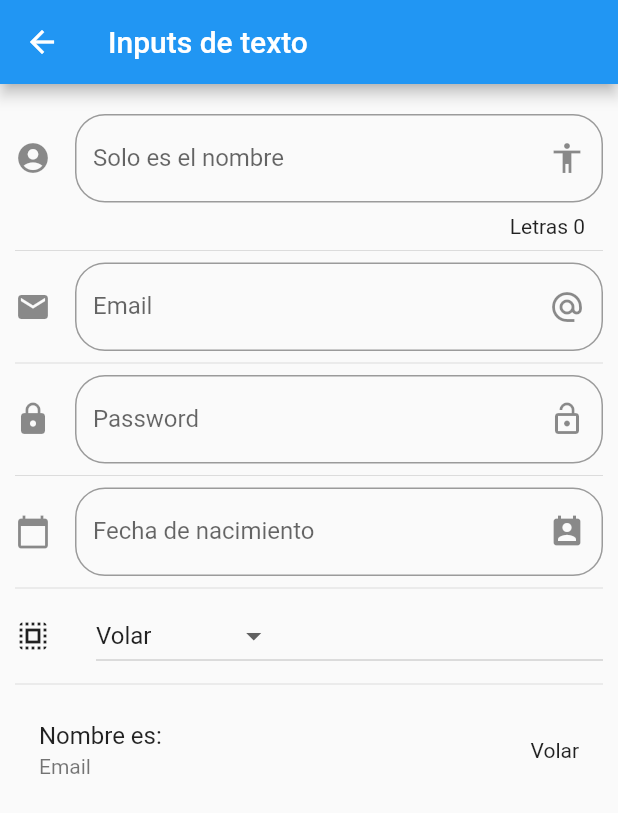
After one commit to Bernabeus/Flutter-components, a Flutter app: the screen it shows after launch, after a tap on "Inputs", on a phone screen of 412 x 824 dp. The commit adds this screen. Shown: the top 813 px of the screen. Run offline on Flutter 3.47's test engine with Material 2 defaults, Android fonts, the phone set to English and light mode, and no system bars; network calls fail.

Commit message:
Aplicacion de flutter.components terminada

```diff
--- a/flutter_components/data/menu_opts.json
+++ b/flutter_components/data/menu_opts.json
@@ -15,6 +15,26 @@
             "ruta" : "card",
             "icon" : "folder_open",
             "texto": "Cards - Tarjetas"
+        },
+        {
+            "ruta" : "animatedContainer",
+            "icon" : "donut_large",
+            "texto": "Animated Container"
+        },
+        {
+            "ruta" : "inputs",
+            "icon" : "input",
+            "texto": "Inputs"
+        },
+        {
+            "ruta" : "slider",
+            "icon" : "tune",
+            "texto": "Sliders - Checks"
+        },
+        {
+            "ruta" : "list",
+            "icon" : "list",
+            "texto": "Listas - Scroll"
         }
     ]
 }
--- a/flutter_components/lib/main.dart
+++ b/flutter_components/lib/main.dart
@@ -1,6 +1,8 @@
 import 'package:flutter/material.dart';
-import 'package:flutter_application_1/src/pages/home_page.dart';
-import 'package:flutter_application_1/src/pages/home_temp.dart';
+
+import 'package:flutter_application_1/src/pages/alert_page.dart';
+import 'package:flutter_application_1/src/routes/routes.dart';
+import 'package:flutter_localizations/flutter_localizations.dart';
 
 void main() => runApp(MyApp());
 
@@ -8,8 +10,23 @@ class MyApp extends StatelessWidget {
   @override
   Widget build(BuildContext context) {
     return MaterialApp(
-        title: 'Componentes APP',
-        debugShowCheckedModeBanner: false,
-        home: HomePage());
+      title: 'Componentes APP',
+      debugShowCheckedModeBanner: false,
+      localizationsDelegates: [
+        GlobalMaterialLocalizations.delegate,
+        GlobalWidgetsLocalizations.delegate,
+      ],
+      supportedLocales: [
+        const Locale('en', 'US'), // English, no country code
+        const Locale('es', 'ES'), // Spanish, no country code
+      ],
+      // home: HomePage()
+      initialRoute: '/',
+      routes: getApplicationRoutes(),
+      onGenerateRoute: (RouteSettings settings) {
+        return MaterialPageRoute(
+            builder: (BuildContext context) => AlertPage());
+      },
+    );
   }
 }
--- a/flutter_components/lib/src/pages/home_page.dart
+++ b/flutter_components/lib/src/pages/home_page.dart
@@ -1,5 +1,7 @@
 import 'package:flutter/material.dart';
+import 'package:flutter_application_1/src/pages/alert_page.dart';
 import 'package:flutter_application_1/src/providers/menu_provider.dart';
+import 'package:flutter_application_1/src/utils/icono_string_util.dart';
 
 class HomePage extends StatelessWidget {
   @override
@@ -19,20 +21,30 @@ class HomePage extends StatelessWidget {
       initialData: [],
       builder: (context, AsyncSnapshot<List<dynamic>> snapshot) {
         return ListView(
-          children: _listaItems(snapshot.data),
+          children: _listaItems(snapshot.data, context),
         );
       },
     );
   }
 
-  List<Widget> _listaItems(List<dynamic> data) {
+  List<Widget> _listaItems(List<dynamic> data, BuildContext context) {
     final List<Widget> opciones = [];
+    // if (data == null) {
+    //   return [];
+    // }
+
     data.forEach((opt) {
       final widgetTemp = ListTile(
         title: Text(opt['texto']),
-        leading: Icon(Icons.account_circle, color: Colors.blue),
-        trailing: Icon(Icons.keyboard_arrow_right, color: Colors.blue),
-        onTap: () {},
+        leading: getIcon(opt['icon']),
+        trailing: Icon(Icons.keyboard_arrow_right, color: Colors.green),
+        onTap: () {
+          Navigator.pushNamed(context, opt['ruta']);
+
+          // final route = MaterialPageRoute(builder: (context) => AlertPage());
+
+          // Navigator.push(context, route);
+        },
       );
 
       opciones..add(widgetTemp)..add(Divider());
--- /dev/null
+++ b/flutter_components/lib/src/pages/input_page.dart
@@ -0,0 +1,163 @@
+import 'package:flutter/material.dart';
+
+class InputPage extends StatefulWidget {
+  @override
+  _InputPageState createState() => _InputPageState();
+}
+
+class _InputPageState extends State<InputPage> {
+  String _nombre = '';
+  String _email = '';
+  String _opcionSeleccionada = 'Volar';
+  String _fecha = '';
+  List _poderes = ['Volar', 'Rayos X', 'Ser bueno', 'Super Fuerza'];
+  TextEditingController _inputFieldDateController = new TextEditingController();
+  @override
+  Widget build(BuildContext context) {
+    return Scaffold(
+      appBar: AppBar(
+        title: Text('Inputs de texto'),
+      ),
+      body: ListView(
+        padding: EdgeInsets.symmetric(horizontal: 10.0, vertical: 20.0),
+        children: <Widget>[
+          _crearInput(),
+          Divider(),
+          _crearEmail(),
+          Divider(),
+          _crearPassword(),
+          Divider(),
+          _crearFecha(context),
+          Divider(),
+          _crearDropdown(),
+          Divider(),
+          _crearPersona(),
+        ],
+      ),
+    );
+  }
+
+  Widget _crearInput() {
+    return TextField(
+      // autofocus: true,
+      textCapitalization: TextCapitalization.sentences,
+      decoration: InputDecoration(
+          border: OutlineInputBorder(borderRadius: BorderRadius.circular(20.0)),
+          counter: Text('Letras ${_nombre.length}'),
+          hintText: 'Nombre de la persona',
+          labelText: 'Solo es el nombre',
+          suffixIcon: Icon(Icons.accessibility),
+          icon: Icon(Icons.account_circle)),
+      onChanged: (valor) {
+        setState(() {
+          _nombre = valor;
+        });
+      },
+    );
+  }
+
+  Widget _crearEmail() {
+    return TextField(
+        keyboardType: TextInputType.emailAddress,
+        // autofocus: true,
+        decoration: InputDecoration(
+            border:
+                OutlineInputBorder(borderRadius: BorderRadius.circular(20.0)),
+            hintText: 'Email',
+            labelText: 'Email',
+            suffixIcon: Icon(Icons.alternate_email),
+            icon: Icon(Icons.email)),
+        onChanged: (valor) => setState(() {
+              _email = valor;
+            }));
+  }
+
+  Widget _crearPassword() {
+    return TextField(
+        obscureText: true, // autofocus: true,
+        decoration: InputDecoration(
+            border:
+                OutlineInputBorder(borderRadius: BorderRadius.circular(20.0)),
+            hintText: 'Password',
+            labelText: 'Password',
+            suffixIcon: Icon(Icons.lock_open),
+            icon: Icon(Icons.lock)),
+        onChanged: (valor) {
+          setState(() {});
+        });
+  }
+
+  Widget _crearFecha(BuildContext context) {
+    return TextField(
+      enableInteractiveSelection: false,
+      controller: _inputFieldDateController, // autofocus: true,
+      decoration: InputDecoration(
+          border: OutlineInputBorder(borderRadius: BorderRadius.circular(20.0)),
+          hintText: 'Fecha de nacimiento',
+          labelText: 'Fecha de nacimiento',
+          suffixIcon: Icon(Icons.perm_contact_calendar),
+          icon: Icon(Icons.calendar_today)),
+      onTap: () {
+        FocusScope.of(context).requestFocus(new FocusNode());
+        _selectDate(context);
+      },
+    );
+  }
+
+  void _selectDate(BuildContext context) async {
+    DateTime picked = await showDatePicker(
+      context: context,
+      initialDate: new DateTime.now(),
+      firstDate: new DateTime(2015),
+      lastDate: new DateTime(2025),
+      locale: Locale('es', 'Es'),
+    );
+    if (picked != null) {
+      setState(() {
+        _fecha = picked.toString();
+        _inputFieldDateController.text = _fecha;
+      });
+    }
+  }
+
+  List<DropdownMenuItem<String>> getOpcionesDropdown() {
+    List<DropdownMenuItem<String>> lista = new List();
+
+    _poderes.forEach((poder) {
+      lista.add(DropdownMenuItem(
+        child: Text(poder),
+        value: poder,
+      ));
+    });
+
+    return lista;
+  }
+
+  Widget _crearDropdown() {
+    return Row(
+      children: <Widget>[
+        Icon(Icons.select_all),
+        SizedBox(width: 30.0),
+        Expanded(
+          child: DropdownButton(
+            value: _opcionSeleccionada,
+            items: getOpcionesDropdown(),
+            onChanged: (opt) {
+              setState(() {
+                _opcionSeleccionada = opt;
+              });
+            },
+          ),
+        )
+      ],
+    );
+  }
+
+  Widget _crearPersona() {
+    return ListTile(
+      title: Text('Nombre es: $_nombre'),
+      subtitle: Text('Email $_email'),
+      trailing: Text(_opcionSeleccionada),
+    );
+  }
+}
--- a/flutter_components/lib/src/providers/menu_provider.dart
+++ b/flutter_components/lib/src/providers/menu_provider.dart
@@ -12,7 +12,7 @@ class _MenuProvider {
   Future<List<dynamic>> cargarData() async {
     final resp = await rootBundle.loadString('data/menu_opts.json');
     Map dataMap = json.decode(resp);
-    print(dataMap['rutas']);
+    // print(dataMap['rutas']);
     opciones = dataMap['rutas'];
     return opciones;
   }
--- /dev/null
+++ b/flutter_components/lib/src/routes/routes.dart
@@ -0,0 +1,22 @@
+import 'package:flutter/material.dart';
+import 'package:flutter_application_1/src/pages/alert_page.dart';
+import 'package:flutter_application_1/src/pages/animated_container.dart';
+import 'package:flutter_application_1/src/pages/avatar_page.dart';
+import 'package:flutter_application_1/src/pages/card_page.dart';
+import 'package:flutter_application_1/src/pages/home_page.dart';
+import 'package:flutter_application_1/src/pages/input_page.dart';
+import 'package:flutter_application_1/src/pages/listview_page.dart';
+import 'package:flutter_application_1/src/pages/slider_page.dart';
+
+Map<String, WidgetBuilder> getApplicationRoutes() {
+  return <String, WidgetBuilder>{
+    '/': (BuildContext context) => HomePage(),
+    'alert': (BuildContext context) => AlertPage(),
+    'avatar': (BuildContext context) => AvatarPage(),
+    'card': (BuildContext context) => CardPage(),
+    'animatedContainer': (BuildContext context) => AnimatedContainerPage(),
+    'inputs': (BuildContext context) => InputPage(),
+    'slider': (BuildContext context) => SliderPage(),
+    'list': (BuildContext context) => ListaPage(),
+  };
+}
--- a/flutter_components/pubspec.yaml
+++ b/flutter_components/pubspec.yaml
@@ -33,6 +33,9 @@ dev_dependencies:
   flutter_test:
     sdk: flutter
 
+  flutter_localizations:
+    sdk: flutter
+
 # For information on the generic Dart part of this file, see the
 # following page: https://dart.dev/tools/pub/pubspec
 
@@ -47,7 +50,7 @@ flutter:
   # To add assets to your application, add an assets section, like this:
   assets:
    - data/menu_opts.json
-  #   - images/a_dot_burr.jpeg
+   - assets/
   #   - images/a_dot_ham.jpeg
 
   # An image asset can refer to one or more resolution-specific "variants", see
```
Also changed, not shown: flutter_components/lib/src/pages/alert_page.dart (added, +59 -0 lines), flutter_components/lib/src/pages/animated_container.dart (added, +52 -0 lines), flutter_components/lib/src/pages/avatar_page.dart (added, +36 -0 lines), flutter_components/lib/src/pages/card_page.dart (added, +92 -0 lines), flutter_components/lib/src/pages/listview_page.dart (added, +119 -0 lines), flutter_components/lib/src/pages/slider_page.dart (added, +89 -0 lines), flutter_components/lib/src/utils/icono_string_util.dart (added, +15 -0 lines), flutter_components/assets/jar-loading.gif (added), flutter_components/pubspec.lock.
